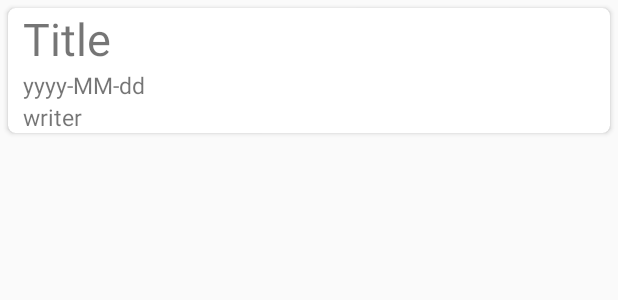
After one commit to pknu-wap/TIKITAKA, an Android app: the layout listlayout.xml on its own in the app's theme, with its tools: preview values and no code run, on a phone screen of 412 x 824 dp. The commit adds this screen. Shown: the top 300 px of the screen. Run offline under Robolectric (Android 15) with nearby library versions, the light colour scheme and no system bars.

Commit message:
목록창
로그인버튼 누르면 넘어가게 해 놓음-> 추후수정바람
목록에 한 줄 밖에 안 나옴-> 고쳐야됨

```diff
--- a/app/build.gradle
+++ b/app/build.gradle
@@ -22,6 +22,8 @@ dependencies {
     implementation fileTree(dir: 'libs', include: ['*.jar'])
     implementation 'androidx.appcompat:appcompat:1.0.2'
     implementation 'androidx.constraintlayout:constraintlayout:1.1.3'
+    implementation 'androidx.recyclerview:recyclerview:1.0.0'
+    implementation 'androidx.cardview:cardview:1.0.0'
     testImplementation 'junit:junit:4.12'
     androidTestImplementation 'androidx.test:runner:1.1.1'
     androidTestImplementation 'androidx.test.espresso:espresso-core:3.1.1'
--- /dev/null
+++ b/app/src/main/res/layout/listlayout.xml
@@ -0,0 +1,42 @@
+<?xml version="1.0" encoding="utf-8"?>
+<LinearLayout xmlns:android="http://schemas.android.com/apk/res/android"
+    xmlns:app="http://schemas.android.com/apk/res-auto"
+    android:orientation="vertical"
+    android:layout_width="match_parent"
+    android:layout_height="match_parent">
+    <androidx.cardview.widget.CardView
+        android:id="@+id/my_cardview"
+        android:layout_width="match_parent"
+        android:layout_height="wrap_content"
+        app:cardCornerRadius="5dp"
+        android:layout_margin="5dp">
+        <LinearLayout
+            android:id="@+id/list_Linear"
+            android:layout_width="match_parent"
+            android:layout_height="wrap_content"
+            android:orientation="vertical">
+            <TextView
+                android:id="@+id/list_TextView_title"
+                android:layout_width="match_parent"
+                android:layout_height="wrap_content"
+                android:text="Title"
+                android:paddingLeft="10dp"
+                android:textSize="30sp"/>
+            <TextView
+                android:id="@+id/list_TextView_date"
+                android:layout_width="match_parent"
+                android:layout_height="wrap_content"
+                android:text="yyyy-MM-dd"
+                android:textSize="15sp"
+                android:paddingLeft="10dp"/>
+            <TextView
+                android:id="@+id/list_TextView_writer"
+                android:layout_width="match_parent"
+                android:layout_height="wrap_content"
+                android:text="writer"
+                android:textSize="15sp"
+                android:paddingLeft="10dp"/>
+        </LinearLayout>
+    </androidx.cardview.widget.CardView>
+
+</LinearLayout>
```
Also changed, not shown: app/src/main/java/com/example/tikitaka/LoginActivity.java (+12 -0 lines), app/src/main/java/com/example/tikitaka/MainActivity.java (+38 -0 lines), app/src/main/java/com/example/tikitaka/MyAdapter.java (added, +74 -0 lines), app/src/main/res/layout/activity_main.xml (+10 -14 lines).
